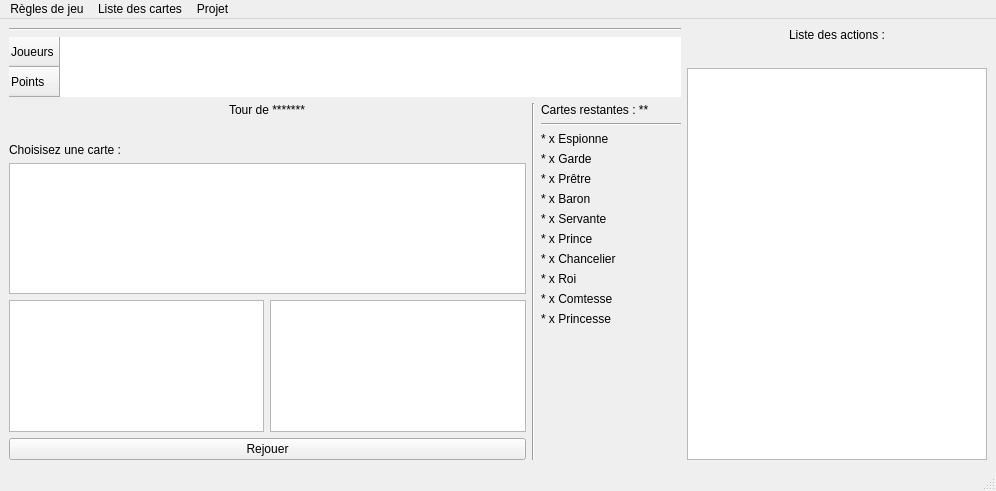
This is FichiersQT/mainwindow.ui in erreur130/LoveLetter as Qt 5 draws it before an edit. The edited form follows.
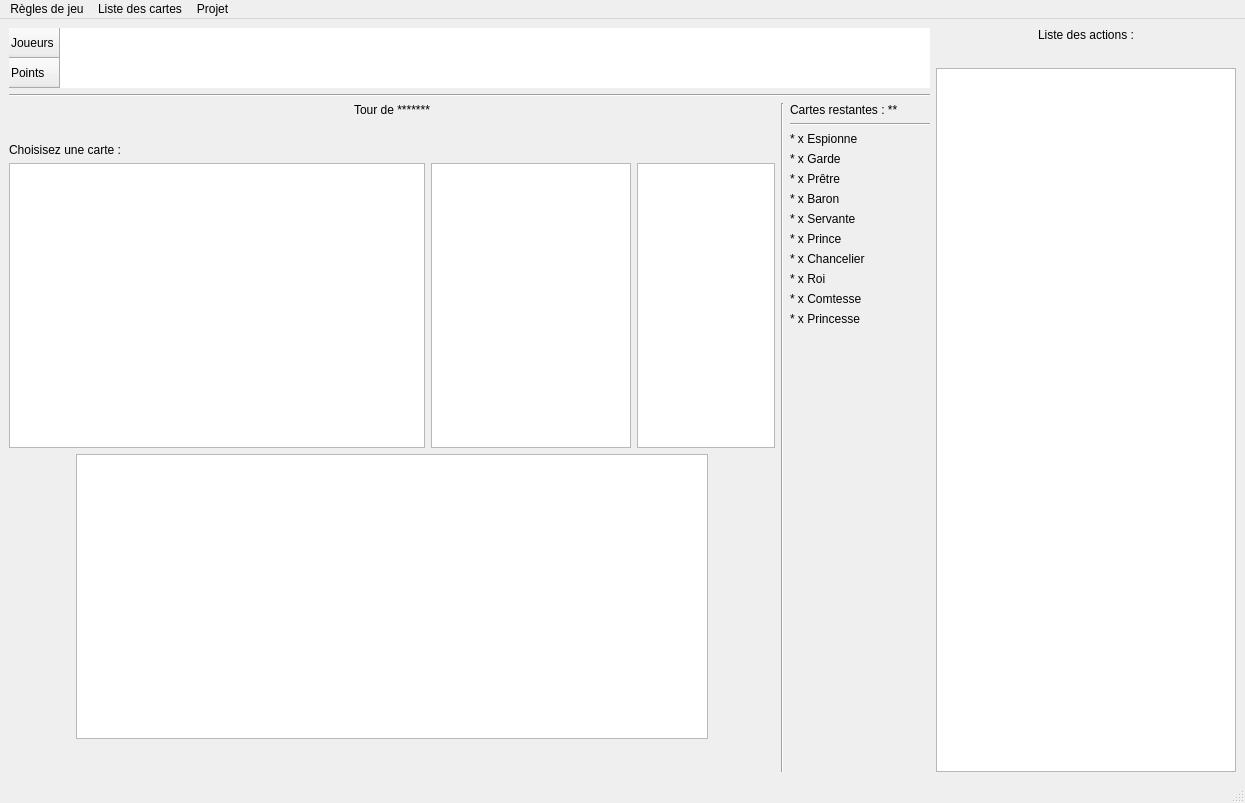
This is the edited form.

Commit message: feat : Implementation des fonctions de mainWindow et modif comme sur le diagramme UML

The edit to the form file:
```diff
--- a/FichiersQT/mainwindow.ui
+++ b/FichiersQT/mainwindow.ui
@@ -6,8 +6,8 @@
    <rect>
     <x>0</x>
     <y>0</y>
-    <width>996</width>
-    <height>491</height>
+    <width>1245</width>
+    <height>803</height>
    </rect>
   </property>
   <property name="windowTitle">
@@ -17,13 +17,6 @@
    <layout class="QHBoxLayout" name="horizontalLayout">
     <item>
      <layout class="QVBoxLayout" name="verticalLayout_2">
-      <item>
-       <widget class="Line" name="line_3">
-        <property name="orientation">
-         <enum>Qt::Orientation::Horizontal</enum>
-        </property>
-       </widget>
-      </item>
       <item>
        <widget class="QTableWidget" name="listeJoueurs">
         <property name="enabled">
@@ -89,6 +82,13 @@
         </row>
        </widget>
       </item>
+      <item>
+       <widget class="Line" name="line_3">
+        <property name="orientation">
+         <enum>Qt::Orientation::Horizontal</enum>
+        </property>
+       </widget>
+      </item>
       <item>
        <layout class="QHBoxLayout" name="horizontalLayout_2">
         <item>
@@ -120,26 +120,173 @@
             </property>
            </widget>
           </item>
-          <item>
-           <widget class="QColumnView" name="listeCarteMain"/>
-          </item>
           <item>
            <layout class="QHBoxLayout" name="horizontalLayout_3">
             <item>
-             <widget class="QColumnView" name="listeCarteChoixGarde"/>
+             <widget class="QListWidget" name="listeCarteMain">
+              <property name="sizePolicy">
+               <sizepolicy hsizetype="Fixed" vsizetype="Fixed">
+                <horstretch>0</horstretch>
+                <verstretch>0</verstretch>
+               </sizepolicy>
+              </property>
+              <property name="minimumSize">
+               <size>
+                <width>416</width>
+                <height>285</height>
+               </size>
+              </property>
+              <property name="maximumSize">
+               <size>
+                <width>416</width>
+                <height>300</height>
+               </size>
+              </property>
+              <property name="verticalScrollBarPolicy">
+               <enum>Qt::ScrollBarPolicy::ScrollBarAlwaysOff</enum>
+              </property>
+              <property name="horizontalScrollBarPolicy">
+               <enum>Qt::ScrollBarPolicy::ScrollBarAlwaysOff</enum>
+              </property>
+              <property name="iconSize">
+               <size>
+                <width>200</width>
+                <height>300</height>
+               </size>
+              </property>
+              <property name="movement">
+               <enum>QListView::Movement::Static</enum>
+              </property>
+              <property name="isWrapping" stdset="0">
+               <bool>false</bool>
+              </property>
+              <property name="viewMode">
+               <enum>QListView::ViewMode::IconMode</enum>
+              </property>
+              <property name="batchSize">
+               <number>100</number>
+              </property>
+              <property name="itemAlignment">
+               <set>Qt::AlignmentFlag::AlignCenter</set>
+              </property>
+             </widget>
             </item>
-            <item>
+            <item alignment="Qt::AlignmentFlag::AlignHCenter">
+             <widget class="QListWidget" name="listeCarteChoixGarde">
+              <property name="sizePolicy">
+               <sizepolicy hsizetype="Preferred" vsizetype="Fixed">
+                <horstretch>0</horstretch>
+                <verstretch>0</verstretch>
+               </sizepolicy>
+              </property>
+              <property name="minimumSize">
+               <size>
+                <width>200</width>
+                <height>285</height>
+               </size>
+              </property>
+              <property name="maximumSize">
+               <size>
+                <width>200</width>
+                <height>285</height>
+               </size>
+              </property>
+              <property name="verticalScrollBarPolicy">
+               <enum>Qt::ScrollBarPolicy::ScrollBarAlwaysOff</enum>
+              </property>
+              <property name="horizontalScrollBarPolicy">
+               <enum>Qt::ScrollBarPolicy::ScrollBarAsNeeded</enum>
+              </property>
+              <property name="dragDropMode">
+               <enum>QAbstractItemView::DragDropMode::DropOnly</enum>
+              </property>
+              <property name="iconSize">
+               <size>
+                <width>200</width>
+                <height>300</height>
+               </size>
+              </property>
+              <property name="movement">
+               <enum>QListView::Movement::Static</enum>
+              </property>
+              <property name="isWrapping" stdset="0">
+               <bool>false</bool>
+              </property>
+              <property name="viewMode">
+               <enum>QListView::ViewMode::IconMode</enum>
+              </property>
+              <property name="itemAlignment">
+               <set>Qt::AlignmentFlag::AlignCenter</set>
+              </property>
+             </widget>
+            </item>
+            <item alignment="Qt::AlignmentFlag::AlignHCenter">
              <widget class="QListWidget" name="listeJoueursCible"/>
             </item>
            </layout>
           </item>
-          <item>
-           <widget class="QPushButton" name="buttonRejouer">
-            <property name="text">
-             <string>Rejouer</string>
+          <item alignment="Qt::AlignmentFlag::AlignHCenter">
+           <widget class="QListWidget" name="listeCarteAGarder">
+            <property name="sizePolicy">
+             <sizepolicy hsizetype="Fixed" vsizetype="Fixed">
+              <horstretch>0</horstretch>
+              <verstretch>0</verstretch>
+             </sizepolicy>
+            </property>
+            <property name="minimumSize">
+             <size>
+              <width>632</width>
+              <height>285</height>
+             </size>
+            </property>
+            <property name="maximumSize">
+             <size>
+              <width>632</width>
+              <height>285</height>
+             </size>
+            </property>
+            <property name="verticalScrollBarPolicy">
+             <enum>Qt::ScrollBarPolicy::ScrollBarAlwaysOff</enum>
+            </property>
+            <property name="horizontalScrollBarPolicy">
+             <enum>Qt::ScrollBarPolicy::ScrollBarAlwaysOff</enum>
+            </property>
+            <property name="dragDropMode">
+             <enum>QAbstractItemView::DragDropMode::DragDrop</enum>
+            </property>
+            <property name="iconSize">
+             <size>
+              <width>200</width>
+              <height>300</height>
+             </size>
+            </property>
+            <property name="flow">
+             <enum>QListView::Flow::LeftToRight</enum>
+            </property>
+            <property name="viewMode">
+             <enum>QListView::ViewMode::IconMode</enum>
+            </property>
+            <property name="itemAlignment">
+             <set>Qt::AlignmentFlag::AlignCenter</set>
             </property>
            </widget>
           </item>
+          <item>
+           <spacer name="verticalSpacer_2">
+            <property name="orientation">
+             <enum>Qt::Orientation::Vertical</enum>
+            </property>
+            <property name="sizeType">
+             <enum>QSizePolicy::Policy::Expanding</enum>
+            </property>
+            <property name="sizeHint" stdset="0">
+             <size>
+              <width>20</width>
+              <height>40</height>
+             </size>
+            </property>
+           </spacer>
+          </item>
          </layout>
         </item>
         <item>
@@ -384,7 +531,7 @@
     <rect>
      <x>0</x>
      <y>0</y>
-     <width>996</width>
+     <width>1245</width>
      <height>23</height>
     </rect>
    </property>
```
The commit also changes 11 other files.
